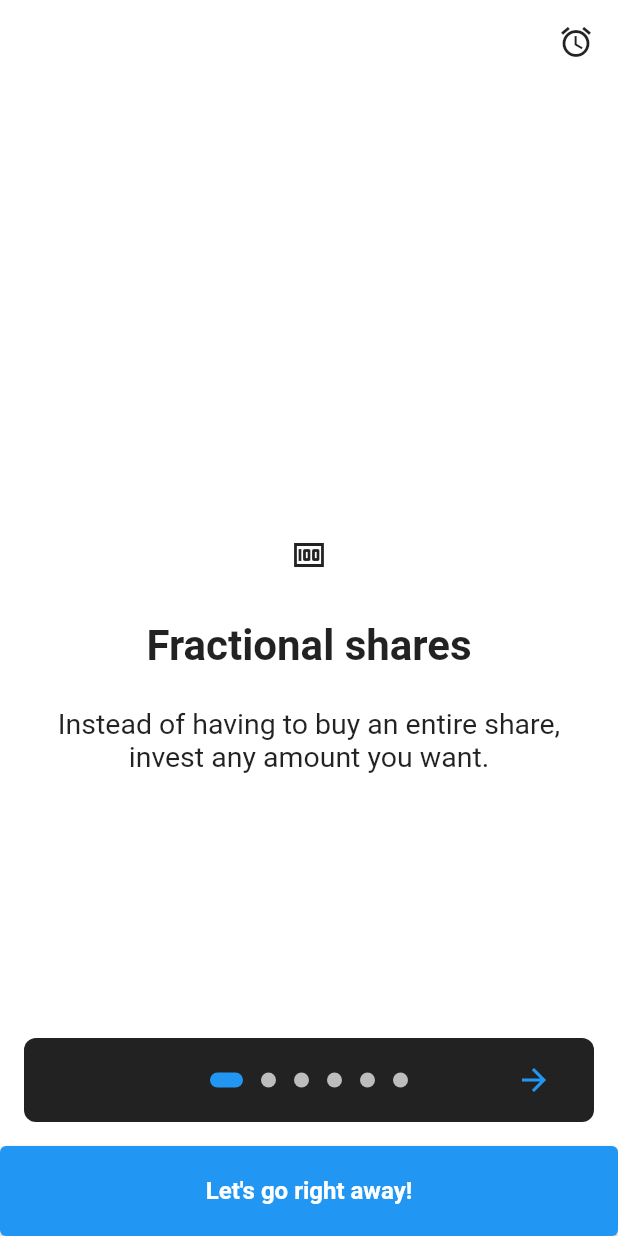
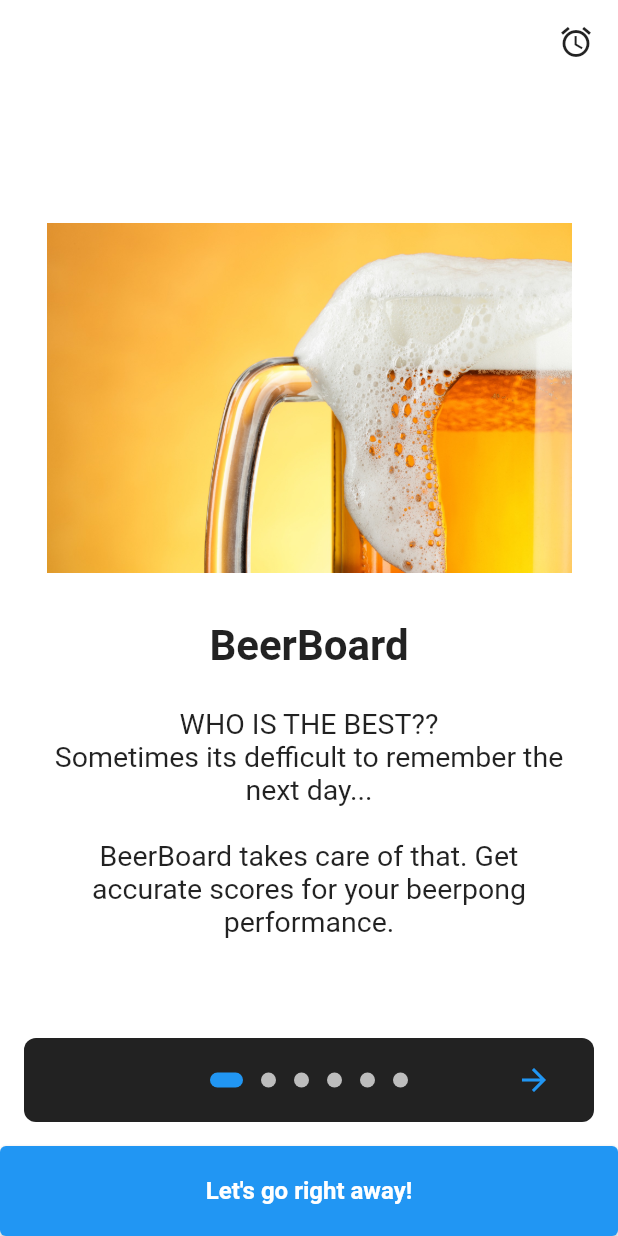
Before and after one commit to WolframAlp/BeerpongLeaderboard, a Flutter app: the OnBoardingPage widget shown alone on an empty page, opened directly, on a phone screen of 412 x 824 dp. Run offline on Flutter 3.47's test engine with Material 2 defaults, Android fonts, the phone set to English and light mode, and no system bars; drawn by our look-alikes of introduction_screen; our stand-ins replace cloud_firestore, firebase_auth, firebase_core, flutter_spinkit; accounts and stored records are empty.

Commit message:
added costum introductionpages and some images

```diff
--- a/lib/main.dart
+++ b/lib/main.dart
@@ -29,6 +29,7 @@ class MyApp extends StatelessWidget {
       value: AuthService().user,
       initialData: null,
       child: MaterialApp(
+        theme: ThemeData(primarySwatch: Colors.blue),
         home: Wrapper(),
       ),
     );
--- a/lib/screens/home/home.dart
+++ b/lib/screens/home/home.dart
@@ -6,6 +6,11 @@ import 'package:beerpong_leaderboard/services/database.dart';
 import 'package:provider/provider.dart';
 import 'package:beerpong_leaderboard/utilities/user.dart';
 import 'package:beerpong_leaderboard/services/page_manager.dart';
+
+
+// Leaderboard of one's friends
+// Push notifications on fridays
+// Tournament option
 
 class Home extends StatelessWidget {
   final AuthService _auth = AuthService();
--- /dev/null
+++ b/lib/screens/intro/intro1.dart
@@ -0,0 +1,13 @@
+import 'package:introduction_screen/introduction_screen.dart';
+import 'package:flutter/material.dart';
+import 'package:beerpong_leaderboard/utilities/constants.dart';
+
+PageViewModel GetIntroPage1() {
+  return PageViewModel(
+    title: "BeerBoard",
+    body:
+        "WHO IS THE BEST?? \nSometimes its defficult to remember the next day... \n\nBeerBoard takes care of that. Get accurate scores for your beerpong performance.",
+    image: buildImage("beer_with_foam.jpg"),
+    decoration: pageDecoration,
+  );
+}
--- /dev/null
+++ b/lib/screens/intro/intro2.dart
@@ -0,0 +1,13 @@
+import 'package:introduction_screen/introduction_screen.dart';
+import 'package:flutter/material.dart';
+import 'package:beerpong_leaderboard/utilities/constants.dart';
+
+PageViewModel GetIntroPage2() {
+  return PageViewModel(
+    title: "The plan from here",
+    body:
+        "1. Get to know the app\n2. Win a ton of games\n3. Brag to everyone\n4. Profit?",
+    image: buildImage("basic_beerpong.png"),
+    decoration: pageDecoration,
+  );
+}
--- /dev/null
+++ b/lib/screens/intro/intro3.dart
@@ -0,0 +1,36 @@
+import 'package:introduction_screen/introduction_screen.dart';
+import 'package:flutter/material.dart';
+import 'package:beerpong_leaderboard/utilities/constants.dart';
+
+PageViewModel GetIntroPage3() {
+  return PageViewModel(
+    title: "Friends",
+    body: "Beerpong by yourself can be tiresome, so get some friends!\n",
+    // TODO add image of generic profile and arrow to add friends
+    image: buildImage("friends_with_beer.jpg"),
+    // bodyWidget: Center(
+    //   child: Column(
+    //     children: const [
+    //       Text("Beerpong by yourself can be tiresome, so get some friends!\n"),
+    //     ],
+    //   ),
+    // ),
+    footer: ElevatedButton.icon(
+      icon: const Icon(Icons.person_add),
+      onPressed: () {
+        introKey.currentState?.animateScroll(0);
+      },
+      label: const Text(
+        'Add Now!',
+        style: TextStyle(color: Colors.white),
+      ),
+      style: ElevatedButton.styleFrom(
+        primary: Colors.lightBlue,
+        shape: RoundedRectangleBorder(
+          borderRadius: BorderRadius.circular(8.0),
+        ),
+      ),
+    ),
+    decoration: pageDecoration,
+  );
+}
--- /dev/null
+++ b/lib/screens/intro/intro4.dart
@@ -0,0 +1,16 @@
+import 'package:introduction_screen/introduction_screen.dart';
+import 'package:flutter/material.dart';
+import 'package:beerpong_leaderboard/utilities/constants.dart';
+
+PageViewModel GetIntroPage4() {
+  return PageViewModel(
+    title: "Register Games",
+    body:
+        "1. Select the game size \n2. Add a friend \n3. Add opponents \n4. Add the score \n5. Gain Ranking",
+    image: const Icon(Icons.fullscreen),
+    decoration: pageDecoration,
+
+// TODO add image of rigistration page
+
+  );
+}
--- /dev/null
+++ b/lib/screens/intro/intro5.dart
@@ -0,0 +1,21 @@
+import 'package:introduction_screen/introduction_screen.dart';
+import 'package:flutter/material.dart';
+import 'package:beerpong_leaderboard/utilities/constants.dart';
+
+PageViewModel GetIntroPage5() {
+  return PageViewModel(
+    title: "Rankings",
+    body: "Gain ranking by winning, lose ranking by winning. \nRankings are based on your, your friend's and your opponents' ranking \n",
+    image: const Icon(Icons.book),
+    decoration: pageDecoration.copyWith(
+      bodyFlex: 2,
+      imageFlex: 4,
+      bodyAlignment: Alignment.bottomCenter,
+      imageAlignment: Alignment.topCenter,
+    ),
+    reverse: true,
+
+// TODO image of generic leaderboard
+
+  );
+}
--- /dev/null
+++ b/lib/screens/intro/intro6.dart
@@ -0,0 +1,26 @@
+import 'package:introduction_screen/introduction_screen.dart';
+import 'package:flutter/material.dart';
+import 'package:beerpong_leaderboard/utilities/constants.dart';
+
+PageViewModel GetIntroPage6() {
+  return PageViewModel(
+    title: "Tournaments",
+    body: "Tournaments in your area are posted \nan open to registration. \nGet tournamenting.",
+    // bodyWidget: Row(
+    //   mainAxisAlignment: MainAxisAlignment.center,
+    //   children: const [
+    //     Text("Tournaments in your area are posted \nan open to registration. \nGet tournamenting.", style: bodyStyle),
+    //     // Icon(Icons.edit),
+    //     // Text(" to edit a post", style: bodyStyle),
+    //   ],
+    // ),
+    decoration: pageDecoration.copyWith(
+      bodyFlex: 2,
+      imageFlex: 4,
+      bodyAlignment: Alignment.bottomCenter,
+      imageAlignment: Alignment.topCenter,
+    ),
+    image: const Icon(Icons.money),
+    reverse: true,
+  );
+}
--- a/lib/screens/intro/intro_wrapper.dart
+++ b/lib/screens/intro/intro_wrapper.dart
@@ -3,24 +3,14 @@ import 'package:flutter/material.dart';
 import 'package:introduction_screen/introduction_screen.dart';
 import 'package:beerpong_leaderboard/services/page_manager.dart';
 import 'package:provider/provider.dart';
+import 'package:beerpong_leaderboard/utilities/constants.dart';
 
-// void main() => runApp(App());
-
-// class App extends StatelessWidget {
-//   @override
-//   Widget build(BuildContext context) {
-//     SystemChrome.setSystemUIOverlayStyle(
-//       SystemUiOverlayStyle.dark.copyWith(statusBarColor: Colors.transparent),
-//     );
-
-//     return MaterialApp(
-//       title: 'Introduction screen',
-//       debugShowCheckedModeBanner: false,
-//       theme: ThemeData(primarySwatch: Colors.blue),
-//       home: OnBoardingPage(),
-//     );
-//   }
-// }
+import 'package:beerpong_leaderboard/screens/intro/intro1.dart';
+import 'package:beerpong_leaderboard/screens/intro/intro2.dart';
+import 'package:beerpong_leaderboard/screens/intro/intro3.dart';
+import 'package:beerpong_leaderboard/screens/intro/intro4.dart';
+import 'package:beerpong_leaderboard/screens/intro/intro5.dart';
+import 'package:beerpong_leaderboard/screens/intro/intro6.dart';
 
 class OnBoardingPage extends StatefulWidget {
   const OnBoardingPage({Key? key}) : super(key: key);
@@ -30,34 +20,9 @@ class OnBoardingPage extends StatefulWidget {
 }
 
 class _OnBoardingPageState extends State<OnBoardingPage> {
-  final introKey = GlobalKey<IntroductionScreenState>();
-
-  // Widget _buildFullscreenImage() {
-  //   return Image.asset(
-  //     'assets/fullscreen.jpg',
-  //     fit: BoxFit.cover,
-  //     height: double.infinity,
-  //     width: double.infinity,
-  //     alignment: Alignment.center,
-  //   );
-  // }
-
-  // Widget _buildImage(String assetName, [double width = 350]) {
-  //   return Image.asset('assets/$assetName', width: width);
-  // }
 
   @override
   Widget build(BuildContext context) {
-    const bodyStyle = TextStyle(fontSize: 19.0);
-
-    const pageDecoration = PageDecoration(
-      titleTextStyle: TextStyle(fontSize: 28.0, fontWeight: FontWeight.w700),
-      bodyTextStyle: bodyStyle,
-      bodyPadding: EdgeInsets.fromLTRB(16.0, 0.0, 16.0, 16.0),
-      pageColor: Colors.white,
-      imagePadding: EdgeInsets.zero,
-    );
-
     return IntroductionScreen(
       key: introKey,
       globalBackgroundColor: Colors.white,
@@ -83,88 +48,15 @@ class _OnBoardingPageState extends State<OnBoardingPage> {
         ),
       ),
       pages: [
-        PageViewModel(
-          title: "Fractional shares",
-          body:
-          "Instead of having to buy an entire share, invest any amount you want.",
-          image: const Icon(Icons.money),
-          // _buildImage('img1.jpg'),
-          decoration: pageDecoration,
-        ),
-        PageViewModel(
-          title: "Learn as you go",
-          body:
-          "Download the Stockpile app and master the market with our mini-lesson.",
-          image: const Icon(Icons.book),
-          // _buildImage('img2.jpg'),
-          decoration: pageDecoration,
-        ),
-        PageViewModel(
-          title: "Kids and teens",
-          body:
-          "Kids and teens can track their stocks 24/7 and place trades that you approve.",
-          image: const Icon(Icons.punch_clock),
-          // _buildImage('img3.jpg'),
-          decoration: pageDecoration,
-        ),
-        PageViewModel(
-          title: "Full Screen Page",
-          body:
-          "Pages can be full screen as well.\n\nLorem ipsum dolor sit amet, consectetur adipiscing elit. Nunc id euismod lectus, non tempor felis. Nam rutrum rhoncus est ac venenatis.",
-          image: const Icon(Icons.fullscreen),
-          // _buildFullscreenImage(),
-          decoration: pageDecoration.copyWith(
-            contentMargin: const EdgeInsets.symmetric(horizontal: 16),
-            fullScreen: true,
-            bodyFlex: 2,
-            imageFlex: 3,
-          ),
-        ),
-        PageViewModel(
-          title: "Another title page",
-          body: "Another beautiful body text for this example onboarding",
-          image: const Icon(Icons.book),
-          // _buildImage('img2.jpg'),
-          footer: ElevatedButton(
-            onPressed: () {
-              introKey.currentState?.animateScroll(0);
-            },
-            child: const Text(
-              'FooButton',
-              style: TextStyle(color: Colors.white),
-            ),
-            style: ElevatedButton.styleFrom(
-              primary: Colors.lightBlue,
-              shape: RoundedRectangleBorder(
-                borderRadius: BorderRadius.circular(8.0),
-              ),
-            ),
-          ),
-          decoration: pageDecoration,
-        ),
-        PageViewModel(
-          title: "Title of last page - reversed",
-          bodyWidget: Row(
-            mainAxisAlignment: MainAxisAlignment.center,
-            children: const [
-              Text("Click on ", style: bodyStyle),
-              Icon(Icons.edit),
-              Text(" to edit a post", style: bodyStyle),
-            ],
-          ),
-          decoration: pageDecoration.copyWith(
-            bodyFlex: 2,
-            imageFlex: 4,
-            bodyAlignment: Alignment.bottomCenter,
-            imageAlignment: Alignment.topCenter,
-          ),
-          image: const Icon(Icons.money),
-          // _buildImage('img1.jpg'),
-          reverse: true,
-        ),
+        GetIntroPage1(),
+        GetIntroPage2(),
+        GetIntroPage3(),
+        GetIntroPage4(),
+        GetIntroPage5(),
+        GetIntroPage6(),
       ],
       onDone: context.read<PageManager>().goToHome,
-      //onSkip: () => _onIntroEnd(context), // You can override onSkip callback
+      onSkip: context.read<PageManager>().goToHome, // You can override onSkip callback
       showSkipButton: false,
       skipOrBackFlex: 0,
       nextFlex: 0,
--- a/lib/screens/page_wrapper.dart
+++ b/lib/screens/page_wrapper.dart
@@ -2,7 +2,6 @@ import 'package:beerpong_leaderboard/screens/home/home.dart';
 import 'package:beerpong_leaderboard/screens/intro/intro_wrapper.dart';
 import 'package:beerpong_leaderboard/screens/intro/set_username.dart';
 import 'package:beerpong_leaderboard/screens/profile/profile.dart';
-import 'package:beerpong_leaderboard/services/auth.dart';
 import 'package:flutter/material.dart';
 import 'package:provider/provider.dart';
 import 'package:beerpong_leaderboard/services/page_manager.dart';
--- a/lib/utilities/constants.dart
+++ b/lib/utilities/constants.dart
@@ -1,18 +1,36 @@
 import 'package:flutter/material.dart';
+import 'package:introduction_screen/introduction_screen.dart';
 
+
+
+//*****************************************
+// Text styles
+//*****************************************
+
+// body style for intropage
+const bodyStyle = TextStyle(fontSize: 19.0);
+
+// hint style for input forms
 const kHintTextStyle = TextStyle(
   color: Colors.white54,
   fontFamily: 'OpenSans',
 );
 
+// Label style for headlines
 const kLabelStyle = TextStyle(
   color: Colors.white,
   fontWeight: FontWeight.bold,
   fontFamily: 'OpenSans',
 );
 
+
+//*****************************************
+// Box decorators
+//*****************************************
+
+// decoration of containers for input forms
 final kBoxDecorationStyle = BoxDecoration(
-  color:const Color(0xFF6CA8F1),
+  color: const Color(0xFF6CA8F1),
   borderRadius: BorderRadius.circular(10.0),
   boxShadow: const [
     BoxShadow(
@@ -22,3 +40,42 @@ final kBoxDecorationStyle = BoxDecoration(
     ),
   ],
 );
+
+
+//*****************************************
+// Page decorators
+//*****************************************
+
+// decoration for intro pages
+const pageDecoration = PageDecoration(
+  titleTextStyle: TextStyle(fontSize: 28.0, fontWeight: FontWeight.w700),
+  bodyTextStyle: bodyStyle,
+  bodyPadding: EdgeInsets.fromLTRB(16.0, 0.0, 16.0, 16.0),
+  pageColor: Colors.white,
+  imagePadding: EdgeInsets.zero,
+);
+
+// Global keys
+final introKey = GlobalKey<IntroductionScreenState>();
+
+
+
+//*****************************************
+// Functions
+//*****************************************
+
+// build image from assests with given width
+Widget buildImage(String assetName, [double width = 350]) {
+  return Image.asset('assets/$assetName', width: width);
+}
+
+// build image form assets in full screen
+Widget buildFullscreenImage(String assetName) {
+  return Image.asset(
+    'assets/$assetName',
+    fit: BoxFit.cover,
+    height: double.infinity,
+    width: double.infinity,
+    alignment: Alignment.center,
+  );
+}
--- a/pubspec.yaml
+++ b/pubspec.yaml
@@ -65,9 +65,8 @@ flutter:
   uses-material-design: true
 
   # To add assets to your application, add an assets section, like this:
-  # assets:
-  #   - images/a_dot_burr.jpeg
-  #   - images/a_dot_ham.jpeg
+  assets:
+    - assets/
 
   # An image asset can refer to one or more resolution-specific "variants", see
   # https://flutter.dev/assets-and-images/#resolution-aware.
```
Also changed, not shown: lib/services/database.dart (+10 -0 lines), assets/basic_beerpong.png (added), assets/beer_with_foam.jpg (added), assets/friends_with_beer.jpg (added).
